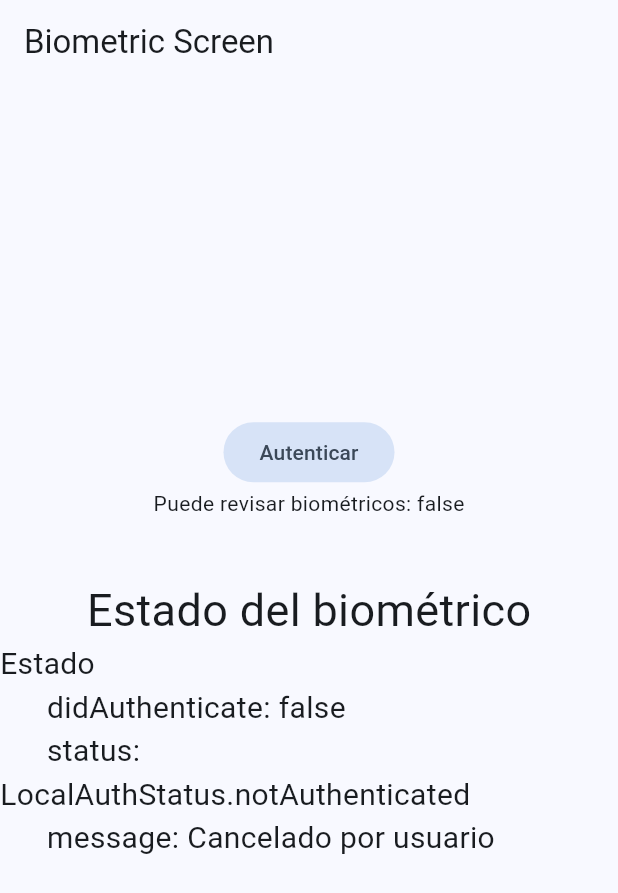
After one commit to Klerith/flutter-permissions-app, a Flutter app: the BiometricScreen screen opened by its route, after a tap on "Autenticar", on a phone screen of 412 x 824 dp. The commit adds this screen. Shown: the top 893 px of the screen. Run offline on Flutter 3.47's test engine with Material 2 defaults, Android fonts, the phone set to English and light mode, and no system bars; our stand-ins replace dio, flutter_compass, flutter_riverpod, go_router, google_fonts, local_auth and 3 more.

Commit message:
fin sección 8

```diff
--- a/lib/config/config.dart
+++ b/lib/config/config.dart
@@ -2,4 +2,6 @@
 
 export 'router/app_router.dart';
 export 'theme/app_theme.dart';
+
+export 'plugins/local_auth_plugin.dart';
 export 'plugins/share_plugin.dart';
--- /dev/null
+++ b/lib/config/plugins/local_auth_plugin.dart
@@ -0,0 +1,60 @@
+import 'package:flutter/services.dart';
+import 'package:local_auth/local_auth.dart';
+import 'package:local_auth/error_codes.dart' as auth_error;
+
+class LocalAuthPlugin {
+
+  static final LocalAuthentication auth = LocalAuthentication();
+
+
+  static availableBiometrics() async {
+
+    final List<BiometricType> availableBiometrics = await auth.getAvailableBiometrics();
+
+    if (availableBiometrics.isNotEmpty) {
+      // Some biometrics are enrolled.
+    }
+
+    if (availableBiometrics.contains(BiometricType.strong) ||
+        availableBiometrics.contains(BiometricType.face)) {
+      // Specific types of biometrics are available.
+      // Use checks like this with caution!
+    }
+  }
+
+  static Future<bool> canCheckBiometrics() async {
+    return await auth.canCheckBiometrics;
+  }
+
+
+  static Future<( bool, String )> authenticate({ bool biometricOnly = false }) async {
+
+      try {
+
+        final bool didAuthenticate = await auth.authenticate(
+          localizedReason: 'Por favor autenticate para continuar',
+            options: AuthenticationOptions(
+              biometricOnly: biometricOnly // false podemos colocar el PIN
+            )
+          );
+
+        return (didAuthenticate, didAuthenticate ? 'Hecho':'Cancelado por usuario');
+
+      } on PlatformException catch (e) {
+        print('e');
+
+        if ( e.code == auth_error.notEnrolled ) return ( false, 'No hay biométricos enrolados');
+        if ( e.code == auth_error.lockedOut ) return ( false, 'Muchos intentos fallidos');
+        if ( e.code == auth_error.notAvailable ) return ( false, 'No hay biométricos disponibles');
+        if ( e.code == auth_error.passcodeNotSet ) return ( false, 'No hay un PIN configurado');
+        if ( e.code == auth_error.permanentlyLockedOut ) return ( false, 'Se requiere desbloquear el teléfono de nuevo');
+
+        return (false, e.toString());
+      }
+
+
+  }
+
+
+
+}
--- a/lib/config/router/app_router.dart
+++ b/lib/config/router/app_router.dart
@@ -60,5 +60,11 @@
       ]
     ),
 
+    // Biometricos
+    GoRoute(
+      path: '/biometrics',
+      builder: (context, state) => const BiometricScreen(),
+    )
+
 
 ]);
--- /dev/null
+++ b/lib/presentation/providers/local_auth/local_auth_providers.dart
@@ -0,0 +1,67 @@
+import 'package:flutter_riverpod/flutter_riverpod.dart';
+
+import 'package:miscelaneos/config/plugins/local_auth_plugin.dart';
+
+final canCheckBiometricsProvider = FutureProvider<bool>((ref) async {
+  return await LocalAuthPlugin.canCheckBiometrics();
+});
+
+
+enum LocalAuthStatus { authenticated, notAuthenticated, authenticating }
+
+class LocalAuthState {
+
+  final bool didAuthenticate;
+  final LocalAuthStatus status;
+  final String message;
+
+  LocalAuthState({
+    this.didAuthenticate = false,
+    this.status = LocalAuthStatus.notAuthenticated,
+    this.message = ''
+  });
+
+  LocalAuthState copyWith({
+    bool? didAuthenticate,
+    LocalAuthStatus? status,
+    String? message,
+  }) => LocalAuthState(
+      didAuthenticate: didAuthenticate ?? this.didAuthenticate,
+      status: status ?? this.status,
+      message: message ?? this.message,
+  );
+
+  @override
+  String toString() {
+    return '''
+
+      didAuthenticate: $didAuthenticate
+      status: $status
+      message: $message
+    ''';
+  }
+
+}
+
+class LocalAuthNotifier extends StateNotifier<LocalAuthState> {
+
+  LocalAuthNotifier(): super( LocalAuthState() );
+
+  Future<( bool, String )> authenticateUser({ bool biometricOnly = false }) async {
+
+    final ( didAuthenticate, message ) = await LocalAuthPlugin.authenticate( biometricOnly: biometricOnly );
+
+    state = state.copyWith(
+      didAuthenticate: didAuthenticate,
+      message: message,
+      status: didAuthenticate ? LocalAuthStatus.authenticated : LocalAuthStatus.notAuthenticated
+    );
+
+    return (didAuthenticate, message);
+  }
+
+}
+
+final localAuthProvider = StateNotifierProvider<LocalAuthNotifier, LocalAuthState>((ref) {
+  return LocalAuthNotifier();
+});
--- a/lib/presentation/providers/providers.dart
+++ b/lib/presentation/providers/providers.dart
@@ -20,3 +20,7 @@
 // pokemons
 export 'pokemons/pokemon_list_provider.dart';
 export 'pokemons/pokemon_provider.dart';
+
+
+// Local Auth
+export 'local_auth/local_auth_providers.dart';
--- /dev/null
+++ b/lib/presentation/screens/biometrics/biometric_screen.dart
@@ -0,0 +1,50 @@
+import 'package:flutter/material.dart';
+import 'package:flutter_riverpod/flutter_riverpod.dart';
+import 'package:miscelaneos/presentation/providers/providers.dart';
+
+class BiometricScreen extends ConsumerWidget {
+
+  const BiometricScreen({super.key});
+
+  @override
+  Widget build(BuildContext context, ref ) {
+
+    final canCheckBiometrics = ref.watch(canCheckBiometricsProvider);
+    final localAuthState = ref.watch( localAuthProvider );
+
+
+    return Scaffold(
+      appBar: AppBar(
+        title: const Text('Biometric Screen')
+      ),
+      body: Center(
+        child: Column(
+          mainAxisAlignment: MainAxisAlignment.center,
+          children: [
+
+            FilledButton.tonal(onPressed: (){
+
+               ref.read( localAuthProvider.notifier )
+                .authenticateUser();
+
+            }, child: const Text('Autenticar')),
+
+
+            canCheckBiometrics.when(
+              data: ( canCheck ) => Text('Puede revisar biométricos: $canCheck'),
+              error: (error, _ ) => Text('Error: $error'),
+              loading: () => const CircularProgressIndicator()
+            ),
+
+
+
+            const SizedBox(height: 40),
+            const Text('Estado del biométrico', style: TextStyle( fontSize: 30 )),
+            Text('Estado $localAuthState', style: const TextStyle( fontSize: 20 )),
+
+          ],
+        ),
+      ),
+    );
+  }
+}
--- a/lib/presentation/screens/screens.dart
+++ b/lib/presentation/screens/screens.dart
@@ -14,3 +14,6 @@
 // Pokemons
 export 'pokemons/pokemons_screen.dart';
 export 'pokemons/pokemon_screen.dart';
+
+// Biometricos
+export 'biometrics/biometric_screen.dart';
--- a/lib/presentation/widgets/shared/main_menu.dart
+++ b/lib/presentation/widgets/shared/main_menu.dart
@@ -18,6 +18,8 @@
   MenuItem('Brújula', Icons.explore, '/compass'),
 
   MenuItem('Pokemons', Icons.catching_pokemon, '/pokemons'),
+
+  MenuItem('Biometrics', Icons.fingerprint, '/biometrics'),
 ];
 
 
--- a/pubspec.yaml
+++ b/pubspec.yaml
@@ -14,6 +14,7 @@
   flutter_riverpod: ^2.3.6
   go_router: ^7.0.0
   google_fonts: ^4.0.4
+  local_auth: ^2.1.6
   permission_handler: ^10.2.0
   sensors_plus: ^3.0.0
   share_plus: ^7.0.0
```
Also changed, not shown: pubspec.lock, 6 other files.
